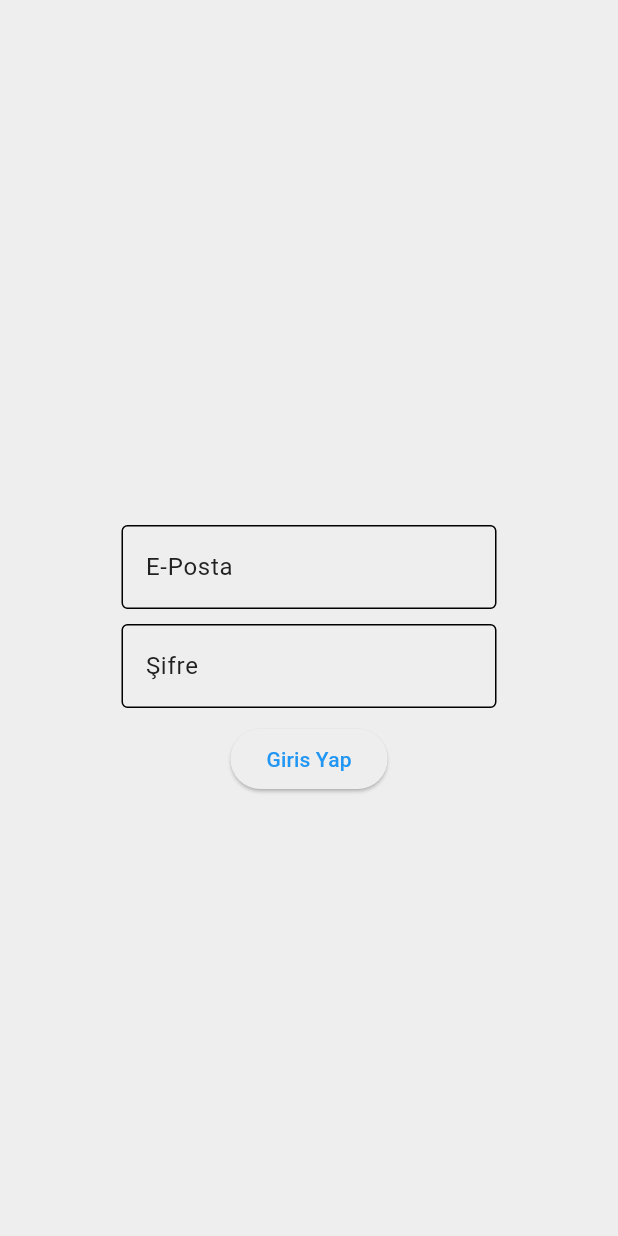
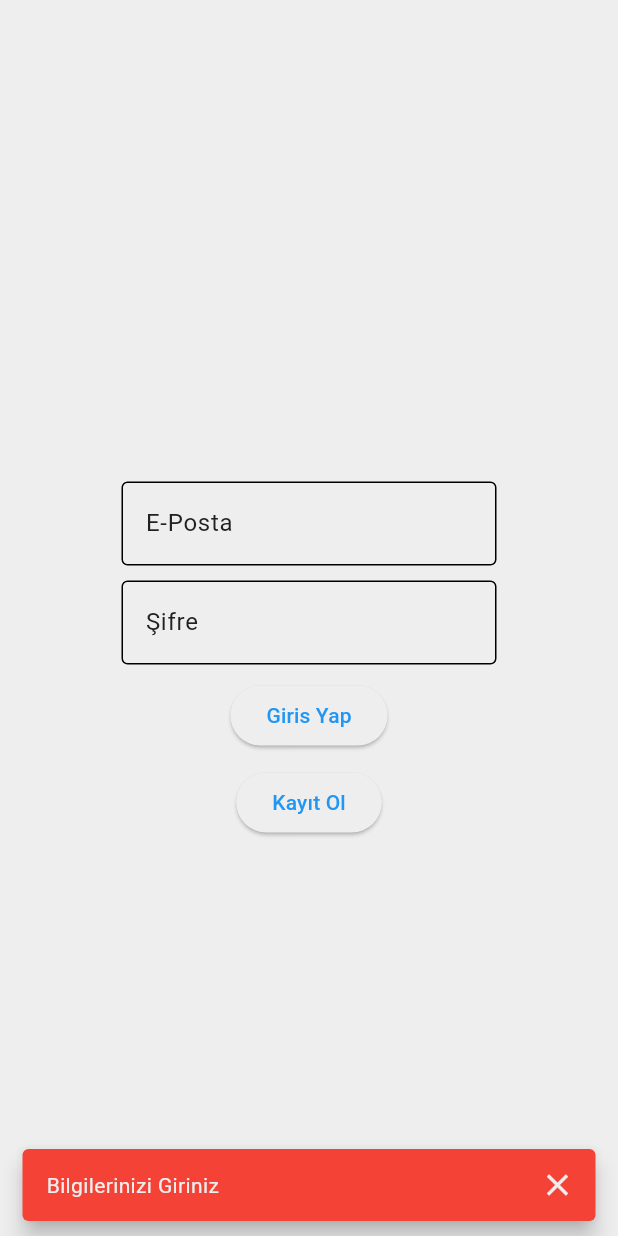
Before and after one commit to BrieflyMR/MR-Flutter, a Flutter app: the LoginScreen screen opened by its route, after a tap on "Giris Yap", on a phone screen of 412 x 824 dp. Run offline on Flutter 3.47's test engine with Material 3 defaults, Android fonts, the phone set to English and light mode, and no system bars; our stand-ins replace go_router, google_fonts, lottie; missing offline and left inert: dotlottie_loader.

Commit message:
Sayfalar Arası Geçiş, Yazi Giriş Widgeti ve Yazı Doğrulama Widgeti Kullanıldı

```diff
--- a/lib/core/routes.dart
+++ b/lib/core/routes.dart
@@ -7,6 +7,7 @@ import '../screens/home_screen.dart';
 import '../screens/login_screen.dart';
 import '../screens/notifications_screen.dart';
 import '../screens/profile_screen.dart';
+import '../screens/register_screen.dart';
 import '../screens/search_screen.dart';
 import '../screens/shop_screen.dart';
 
@@ -43,5 +44,9 @@ final router = GoRouter(
       path: '/login',
       builder: (context, state) => const LoginScreen(),
     ),
+    GoRoute(
+      path: '/register',
+      builder: (context, state) => const RegisterScreen(),
+    ),
   ],
 );
--- a/lib/screens/login_screen.dart
+++ b/lib/screens/login_screen.dart
@@ -2,6 +2,7 @@
 
 import 'package:flutter/material.dart';
 import 'package:flutter/services.dart';
+import 'package:go_router/go_router.dart';
 
 class LoginScreen extends StatefulWidget {
   const LoginScreen({super.key});
@@ -11,6 +12,38 @@ class LoginScreen extends StatefulWidget {
 }
 
 class _LoginScreenState extends State<LoginScreen> {
+
+  TextEditingController epostaYonetici = TextEditingController();
+  TextEditingController sifreYonetici = TextEditingController();
+
+  girisYap() {
+    if (epostaYonetici.text.isEmpty || sifreYonetici.text.isEmpty) {
+      ScaffoldMessenger.of(context).showSnackBar(
+        SnackBar(
+          content: Text("Bilgilerinizi Giriniz"),
+          //action: SnackBarAction(label: "Kapat", onPressed: () {}),
+          behavior: SnackBarBehavior.floating,
+          backgroundColor: Colors.red,
+          showCloseIcon: true,
+        ),
+      );
+    } else{
+      if(sifreYonetici.text.length < 8) {
+        ScaffoldMessenger.of(context).showSnackBar(
+        SnackBar(
+          content: Text("Sifreniz 8 Karakterden Kisa olamaz"),
+          //action: SnackBarAction(label: "Kapat", onPressed: () {}),
+          behavior: SnackBarBehavior.floating,
+          backgroundColor: Colors.red,
+          showCloseIcon: true,
+        ),
+      );
+      } else{
+      context.go("/home");
+      }
+    }
+  }
+
   @override
   Widget build(BuildContext context) {
     return Scaffold(
@@ -22,6 +55,7 @@ class _LoginScreenState extends State<LoginScreen> {
             mainAxisAlignment: MainAxisAlignment.center,
             children: [
             TextField(
+              controller: epostaYonetici,
               decoration: InputDecoration(
                 hintText: "E-Posta",
                 //helper: Text("E-Postanızı Giriniz"),
@@ -36,6 +70,7 @@ class _LoginScreenState extends State<LoginScreen> {
             SizedBox(height: 10,),
             TextField(
               obscureText: true,
+              controller: sifreYonetici,
               decoration: InputDecoration(
                 hintText: "Şifre",
                 //helper: Text("Şifrenizi Giriniz"),
@@ -44,8 +79,15 @@ class _LoginScreenState extends State<LoginScreen> {
             ),
             SizedBox(height: 10,),
             ElevatedButton(
-              onPressed: () {},
+              onPressed: girisYap,
               child: const Text("Giris Yap"),),
+            SizedBox(height: 10,),
+            ElevatedButton(
+              onPressed: () {
+                context.pushReplacement("/register");
+              },
+              child: const Text("Kayıt Ol"),
+              ),
             ],
           ),
         ),
```
Also changed, not shown: lib/screens/register_screen.dart (+11 -1 lines).
